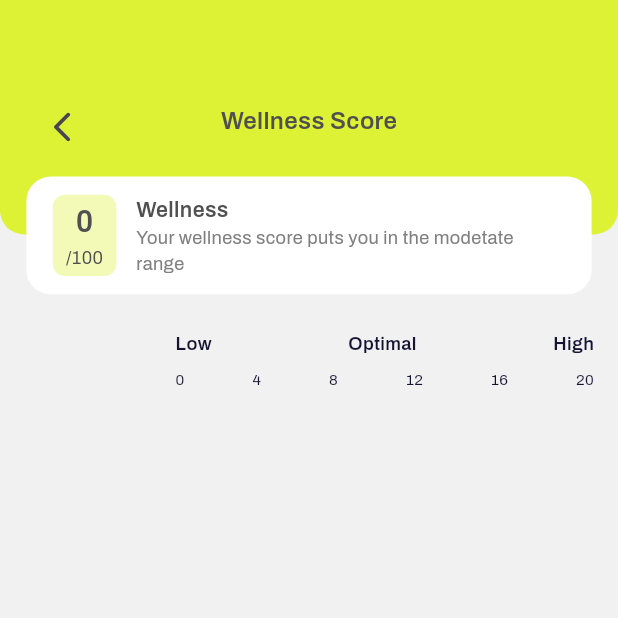
After one commit to Livewell-Indonesia/dev-livewell-app.github.io, a Flutter app: the WellnessScoreScreen screen opened directly, on a phone screen of 412 x 824 dp, the top half of it. The commit adds this screen. Run offline on Flutter 3.47's test engine with Material 3 defaults, Android fonts, the phone set to English and light mode, and no system bars; our stand-ins replace auto_size_text, cached_network_image, camera, carousel_slider, dartz, dio and 33 more; missing offline and left inert: algolia_helper_flutter, appinio_social_share, davinci, flutter_cupertino_date_picker_fork, flutter_health_fit, health and 3 more; accounts and stored records are empty; project files that could hold a hidden picture were left out.

Commit message:
wellness score feature
+ fix multiple request when refresh
! change flow when onresume on dashboard

```diff
--- a/livewell/lib/feature/dashboard/presentation/pages/dashboard_screen.dart
+++ b/livewell/lib/feature/dashboard/presentation/pages/dashboard_screen.dart
@@ -1,10 +1,12 @@
 import 'package:cached_network_image/cached_network_image.dart';
 import 'package:carousel_slider/carousel_slider.dart';
+import 'package:flutter/foundation.dart';
 import 'package:flutter/material.dart';
 import 'package:flutter_screenutil/flutter_screenutil.dart';
 import 'package:flutter_svg/flutter_svg.dart';
 import 'package:get/get.dart';
 import 'package:livewell/core/constant/constant.dart';
+import 'package:livewell/core/log.dart';
 import 'package:livewell/feature/dashboard/presentation/controller/dashboard_controller.dart';
 import 'package:livewell/feature/dashboard/presentation/widget/dashboard_summary_widget.dart';
 import 'package:livewell/feature/diary/presentation/page/user_diary_screen.dart';
@@ -26,7 +28,7 @@ class DashBoardScreen extends StatefulWidget {
   State<DashBoardScreen> createState() => _DashBoardScreenState();
 }
 
-class _DashBoardScreenState extends State<DashBoardScreen> {
+class _DashBoardScreenState extends State<DashBoardScreen> with WidgetsBindingObserver {
   DashboardController controller = Get.put(DashboardController(), permanent: true);
   SleepController sleepController = Get.put(SleepController());
   int current = 0;
@@ -34,7 +36,24 @@ class _DashBoardScreenState extends State<DashBoardScreen> {
   final HomeController homeController = Get.find();
   @override
   void initState() {
+    WidgetsBinding.instance.addObserver(this);
     super.initState();
+  }
+
+  @override
+  void dispose() {
+    WidgetsBinding.instance.removeObserver(this);
+    super.dispose();
+  }
+
+  @override
+  void didChangeAppLifecycleState(final AppLifecycleState state) {
+    if (state == AppLifecycleState.resumed) {
+      // if (kReleaseMode) {
+      //   controller.onRefresh();
+      // }
+      controller.onRefresh();
+    }
   }
 
   @override
@@ -202,78 +221,15 @@ class _DashBoardScreenState extends State<DashBoardScreen> {
                       ),
                     ),
                     16.verticalSpace,
-                    // Container(
-                    //   margin: EdgeInsets.symmetric(horizontal: 16.w),
-                    //   padding: EdgeInsets.symmetric(vertical: 12.h, horizontal: 16.w),
-                    //   decoration: BoxDecoration(
-                    //     color: Colors.white,
-                    //     borderRadius: BorderRadius.circular(16.r),
-                    //   ),
-                    //   child: Row(
-                    //     children: [
-                    //       Container(
-                    //         padding: EdgeInsets.symmetric(horizontal: 8.w, vertical: 4.h),
-                    //         decoration: BoxDecoration(
-                    //           borderRadius: BorderRadius.circular(8.r),
-                    //           color: const Color(0xFFDDF235).withOpacity(0.35),
-                    //         ),
-                    //         child: Column(
-                    //           children: [
-                    //             Text(
-                    //               '100',
-                    //               style: TextStyle(color: const Color(0xFF505050), fontSize: 20.sp, fontWeight: FontWeight.w600),
-                    //             ),
-                    //             Text(
-                    //               '/100',
-                    //               style: TextStyle(color: const Color(0xFF505050), fontSize: 12.sp, fontWeight: FontWeight.w400),
-                    //             ),
-                    //           ],
-                    //         ),
-                    //       ),
-                    //       12.horizontalSpace,
-                    //       Expanded(
-                    //         child: Column(
-                    //           crossAxisAlignment: CrossAxisAlignment.start,
-                    //           children: [
-                    //             Text(
-                    //               'Wellness',
-                    //               style: TextStyle(
-                    //                 color: const Color(0xFF505050),
-                    //                 fontSize: 14.sp,
-                    //                 fontWeight: FontWeight.w600,
-                    //               ),
-                    //             ),
-                    //             Text(
-                    //               'Your wellness score puts you in the modetate range',
-                    //               style: TextStyle(
-                    //                 color: const Color(0xFF808080),
-                    //                 fontSize: 12.sp,
-                    //                 fontWeight: FontWeight.w400,
-                    //               ),
-                    //             ),
-                    //           ],
-                    //         ),
-                    //       ),
-                    //       12.horizontalSpace,
-                    //       Container(
-                    //         padding: EdgeInsets.symmetric(horizontal: 12.w, vertical: 4.h),
-                    //         decoration: BoxDecoration(
-                    //           border: Border.all(color: const Color(0xFF8F01DF)),
-                    //           borderRadius: BorderRadius.circular(16.r),
-                    //         ),
-                    //         child: Text(
-                    //           'See detail',
-                    //           style: TextStyle(
-                    //             color: const Color(0xFF8F01DF),
-                    //             fontSize: 12.sp,
-                    //             fontWeight: FontWeight.w600,
-                    //           ),
-                    //         ),
-                    //       ),
-                    //     ],
-                    //   ),
-                    // ),
-                    //16.verticalSpace,
+                    Obx(() {
+                      return WellnessScoreWidget(
+                        score: controller.wellnessScore.value,
+                        onTap: () {
+                          AppNavigator.push(routeName: AppPages.wellnessScore);
+                        },
+                      );
+                    }),
+                    16.verticalSpace,
                     Obx(() {
                       return Padding(
                         padding: EdgeInsets.symmetric(horizontal: 16.w),
@@ -585,6 +541,98 @@ class _DashBoardScreenState extends State<DashBoardScreen> {
   }
 }
 
+class WellnessScoreWidget extends StatelessWidget {
+  final int score;
+  final VoidCallback? onTap;
+  const WellnessScoreWidget({
+    super.key,
+    required this.score,
+    this.onTap,
+  });
+
+  @override
+  Widget build(BuildContext context) {
+    return Container(
+      margin: EdgeInsets.symmetric(horizontal: 16.w),
+      padding: EdgeInsets.symmetric(vertical: 12.h, horizontal: 16.w),
+      decoration: BoxDecoration(
+        color: Colors.white,
+        borderRadius: BorderRadius.circular(16.r),
+      ),
+      child: Row(
+        children: [
+          Container(
+            padding: EdgeInsets.symmetric(horizontal: 8.w, vertical: 4.h),
+            decoration: BoxDecoration(
+              borderRadius: BorderRadius.circular(8.r),
+              color: const Color(0xFFDDF235).withOpacity(0.35),
+            ),
+            child: Column(
+              children: [
+                Text(
+                  score.toString(),
+                  style: TextStyle(color: const Color(0xFF505050), fontSize: 20.sp, fontWeight: FontWeight.w600),
+                ),
+                Text(
+                  '/100',
+                  style: TextStyle(color: const Color(0xFF505050), fontSize: 12.sp, fontWeight: FontWeight.w400),
+                ),
+              ],
+            ),
+          ),
+          12.horizontalSpace,
+          Expanded(
+            child: Column(
+              crossAxisAlignment: CrossAxisAlignment.start,
+              children: [
+                Text(
+                  'Wellness',
+                  style: TextStyle(
+                    color: const Color(0xFF505050),
+                    fontSize: 14.sp,
+                    fontWeight: FontWeight.w600,
+                  ),
+                ),
+                Text(
+                  'Your wellness score puts you in the modetate range',
+                  style: TextStyle(
+                    color: const Color(0xFF808080),
+                    fontSize: 12.sp,
+                    fontWeight: FontWeight.w400,
+                  ),
+                ),
+              ],
+            ),
+          ),
+          12.horizontalSpace,
+          (onTap == null)
+              ? const SizedBox()
+              : InkWell(
+                  onTap: () {
+                    AppNavigator.push(routeName: AppPages.wellnessScore);
+                  },
+                  child: Container(
+                    padding: EdgeInsets.symmetric(horizontal: 12.w, vertical: 4.h),
+                    decoration: BoxDecoration(
+                      border: Border.all(color: const Color(0xFF8F01DF)),
+                      borderRadius: BorderRadius.circular(16.r),
+                    ),
+                    child: Text(
+                      'See detail',
+                      style: TextStyle(
+                        color: const Color(0xFF8F01DF),
+                        fontSize: 12.sp,
+                        fontWeight: FontWeight.w600,
+                      ),
+                    ),
+                  ),
+                ),
+        ],
+      ),
+    );
+  }
+}
+
 class MyTooltip extends StatelessWidget {
   final Widget child;
   final String message;
--- a/livewell/lib/feature/streak/domain/entity/streak_entity.dart
+++ b/livewell/lib/feature/streak/domain/entity/streak_entity.dart
@@ -21,7 +21,7 @@ class StreakEntity {
     required this.recordAt,
   });
 
-  factory StreakEntity.fromRemote(Datum datum) {
+  factory StreakEntity.fromRemote(WellnessData datum) {
     return StreakEntity(
       hydrationScore: datum.hydrationScore ?? 0,
       sleepScore: datum.sleepScore ?? 0,
--- /dev/null
+++ b/livewell/lib/feature/wellness/presentation/pages/wellness_score_screen.dart
@@ -0,0 +1,252 @@
+import 'package:flutter/material.dart';
+import 'package:flutter/widgets.dart';
+import 'package:flutter_screenutil/flutter_screenutil.dart';
+import 'package:get/get.dart';
+import 'package:livewell/feature/dashboard/presentation/controller/dashboard_controller.dart';
+import 'package:livewell/feature/dashboard/presentation/pages/dashboard_screen.dart';
+import 'package:livewell/feature/streak/data/model/wellness_batch_data_model.dart';
+import 'package:livewell/feature/streak/presentation/widget/streak_item.dart';
+import 'package:livewell/theme/design_system.dart';
+
+class WellnessScoreScreen extends StatefulWidget {
+  const WellnessScoreScreen({super.key});
+
+  @override
+  State<WellnessScoreScreen> createState() => _WellnessScoreScreenState();
+}
+
+class _WellnessScoreScreenState extends State<WellnessScoreScreen> {
+  @override
+  Widget build(BuildContext context) {
+    return Scaffold(
+      backgroundColor: const Color(0xFFF1F1F1),
+      body: Stack(
+        alignment: Alignment.topCenter,
+        children: [
+          Column(
+            children: [
+              Container(
+                padding: EdgeInsets.only(top: 60.h, left: 16.w, right: 16.w),
+                height: 154.h,
+                decoration: const BoxDecoration(
+                  color: Color(0xFFddf235),
+                  borderRadius: BorderRadius.only(
+                    bottomLeft: Radius.circular(16),
+                    bottomRight: Radius.circular(16),
+                  ),
+                ),
+                child: Row(
+                  mainAxisAlignment: MainAxisAlignment.spaceBetween,
+                  crossAxisAlignment: CrossAxisAlignment.start,
+                  children: [
+                    IconButton(
+                        onPressed: () {
+                          Get.back();
+                        },
+                        icon: const Icon(Icons.arrow_back_ios_new_rounded)),
+                    Padding(
+                      padding: const EdgeInsets.only(top: 8.0),
+                      child: Text(
+                        'Wellness Score',
+                        style: TextStyles.navbarTitle(context),
+                      ),
+                    ),
+                    const IconButton(
+                        onPressed: null,
+                        icon: Icon(
+                          Icons.arrow_back_ios_new_rounded,
+                          color: Colors.transparent,
+                        )),
+                  ],
+                ),
+              ),
+              const Spacer(),
+            ],
+          ),
+          RefreshIndicator(
+            onRefresh: () {
+              return Future.value();
+            },
+            child: Padding(
+              padding: EdgeInsets.only(top: 116.h),
+              child: SizedBox(
+                height: 1.sh - 116.h,
+                child: SingleChildScrollView(
+                  physics: const AlwaysScrollableScrollPhysics(),
+                  child: Column(
+                    children: [
+                      WellnessScoreWidget(
+                        score: Get.find<DashboardController>().wellnessScore.value,
+                      ),
+                      24.verticalSpace,
+                      Container(
+                        alignment: Alignment.centerRight,
+                        width: 1.sw,
+                        child: Padding(
+                          padding: const EdgeInsets.symmetric(horizontal: 16),
+                          child: Column(
+                            children: [
+                              Align(
+                                alignment: Alignment.centerRight,
+                                child: SizedBox(
+                                  width: 254.w,
+                                  child: Row(
+                                    children: [
+                                      Text(
+                                        'Low',
+                                        style: TextStyle(color: Theme.of(context).colorScheme.secondaryDarkBlue, fontSize: 12.sp, fontWeight: FontWeight.w600),
+                                      ),
+                                      const Spacer(),
+                                      Text(
+                                        'Optimal',
+                                        style: TextStyle(color: Theme.of(context).colorScheme.secondaryDarkBlue, fontSize: 12.sp, fontWeight: FontWeight.w600),
+                                      ),
+                                      const Spacer(),
+                                      Text(
+                                        'High',
+                                        style: TextStyle(color: Theme.of(context).colorScheme.secondaryDarkBlue, fontSize: 12.sp, fontWeight: FontWeight.w600),
+                                      ),
+                                    ],
+                                  ),
+                                ),
+                              ),
+                              8.verticalSpace,
+                              Align(
+                                alignment: Alignment.centerRight,
+                                child: SizedBox(
+                                  width: 254.w,
+                                  child: Row(
+                                    children: [
+                                      Text(
+                                        '0',
+                                        style: TextStyle(color: Theme.of(context).colorScheme.secondaryDarkBlue, fontSize: 10.sp, fontWeight: FontWeight.w400),
+                                      ),
+                                      const Spacer(),
+                                      Text(
+                                        '4',
+                                        style: TextStyle(color: Theme.of(context).colorScheme.secondaryDarkBlue, fontSize: 10.sp, fontWeight: FontWeight.w400),
+                                      ),
+                                      const Spacer(),
+                                      Text(
+                                        '8',
+                                        style: TextStyle(color: Theme.of(context).colorScheme.secondaryDarkBlue, fontSize: 10.sp, fontWeight: FontWeight.w400),
+                                      ),
+                                      const Spacer(),
+                                      Text(
+                                        '12',
+                                        style: TextStyle(color: Theme.of(context).colorScheme.secondaryDarkBlue, fontSize: 10.sp, fontWeight: FontWeight.w400),
+                                      ),
+                                      const Spacer(),
+                                      Text(
+                                        '16',
+                                        style: TextStyle(color: Theme.of(context).colorScheme.secondaryDarkBlue, fontSize: 10.sp, fontWeight: FontWeight.w400),
+                                      ),
+                                      const Spacer(),
+                                      Text(
+                                        '20',
+                                        style: TextStyle(color: Theme.of(context).colorScheme.secondaryDarkBlue, fontSize: 10.sp, fontWeight: FontWeight.w400),
+                                      ),
+                                    ],
+                                  ),
+                                ),
+                              ),
+                              18.verticalSpace,
+                              ListView.separated(
+                                  shrinkWrap: true,
+                                  physics: const NeverScrollableScrollPhysics(),
+                                  padding: EdgeInsets.zero,
+                                  itemBuilder: (context, index) {
+                                    if (Get.find<DashboardController>().wellnessData.value == null) {
+                                      return const SizedBox();
+                                    } else {
+                                      return Row(
+                                        children: [
+                                          Container(
+                                            alignment: Alignment.centerLeft,
+                                            width: 80.w,
+                                            child: Text(
+                                              StreakItemType.values[index].wellnessTitle,
+                                              style: TextStyle(color: Theme.of(context).colorScheme.secondaryDarkBlue, fontSize: 12.sp, fontWeight: FontWeight.w600),
+                                            ),
+                                          ),
+                                          8.horizontalSpace,
+                                          Obx(() {
+                                            return Container(
+                                              decoration: BoxDecoration(
+                                                borderRadius: const BorderRadius.all(Radius.circular(6)),
+                                                color: calculateColor(getValueByType(Get.find<DashboardController>().wellnessData.value!, StreakItemType.values[index])),
+                                              ),
+                                              width: calculateWidth(getValueByType(Get.find<DashboardController>().wellnessData.value!, StreakItemType.values[index])).w,
+                                              height: 12.h,
+                                            );
+                                          })
+                                        ],
+                                      );
+                                    }
+                                  },
+                                  separatorBuilder: (context, index) {
+                                    return 28.verticalSpace;
+                                  },
+                                  itemCount: StreakItemType.values.reversed.length),
+                            ],
+                          ),
+                        ),
+                      ),
+                      24.verticalSpace,
+                    ],
+                  ),
+                ),
+              ),
+            ),
+          ),
+        ],
+      ),
+    );
+  }
+
+  double calculateWidth(int score) {
+    // Assuming the maximum score is 20
+    const int maxScore = 20;
+    const double maxWidth = 254.0;
+
+    // Calculate the width based on the score
+    double width = (score / maxScore) * maxWidth;
+
+    // Ensure the width is at least 0 and at most maxWidth
+    width = width.clamp(0, maxWidth);
+
+    return width;
+  }
+
+  int getValueByType(WellnessData model, StreakItemType type) {
+    switch (type) {
+      case StreakItemType.hydration:
+        return model.hydrationScore ?? 0;
+      case StreakItemType.sleep:
+        return model.sleepScore ?? 0;
+      case StreakItemType.mood:
+        return model.moodScore ?? 0;
+      case StreakItemType.nutrition:
+        return model.nutritionScore ?? 0;
+      case StreakItemType.activity:
+        return model.activityScore ?? 0;
+    }
+  }
+
+  Color calculateColor(int score) {
+    // if score is less than 4, return 808080
+    if (score <= 4) {
+      return const Color(0xFF808080);
+    }
+    // if score is less than 16 return 80A4A9
+    if (score <= 16) {
+      return const Color(0xFF80A4A9);
+    }
+
+    // if score is less than 20 return 80A4A9
+    if (score <= 20) {
+      return const Color(0xFFFA6F6F);
+    }
+    return const Color(0xFF808080);
+  }
+}
--- a/livewell/lib/routes/app_navigator.dart
+++ b/livewell/lib/routes/app_navigator.dart
@@ -35,6 +35,7 @@ import 'package:livewell/feature/update_weight/presentation/page/update_weight_s
 import 'package:livewell/feature/water/presentation/pages/water_consumed_page.dart';
 import 'package:livewell/feature/water/presentation/pages/water_custom_input_page.dart';
 import 'package:livewell/feature/water/presentation/pages/water_screen.dart';
+import 'package:livewell/feature/wellness/presentation/pages/wellness_score_screen.dart';
 
 import '../feature/exercise/presentation/pages/exercise_screen.dart';
 
@@ -92,6 +93,7 @@ class AppNavigator {
     GetPage(name: AppPages.loadingNutricoPlus, page: () => const NutricoPlusLoadingScreen(), transition: Transition.cupertino),
     GetPage(name: AppPages.streakPage, page: () => const StreakScreen(), transition: Transition.cupertino),
     GetPage(name: AppPages.updatePassword, page: () => const UpdatePasswordScreen(), transition: Transition.cupertino),
+    GetPage(name: AppPages.wellnessScore, page: () => const WellnessScoreScreen(), transition: Transition.cupertino),
   ];
 
   static void push({required String routeName, dynamic arguments}) {
@@ -177,4 +179,5 @@ class AppPages {
   static String loadingNutricoPlus = '/loading-nutrico-plus';
   static String streakPage = '/streak';
   static String updatePassword = '/update-password';
+  static String wellnessScore = '/wellness-score';
 }
--- a/livewell/pubspec.yaml
+++ b/livewell/pubspec.yaml
@@ -15,7 +15,7 @@ publish_to: 'none' # Remove this line if you wish to publish to pub.dev
 # In iOS, build-name is used as CFBundleShortVersionString while build-number used as CFBundleVersion.
 # Read more about iOS versioning at
 # https://developer.apple.com/library/archive/documentation/General/Reference/InfoPlistKeyReference/Articles/CoreFoundationKeys.html
-version: 1.4.0+93
+version: 1.5.0+94
 
 environment:
   sdk: ">=3.0.0 <4.0.0"
```
Also changed, not shown: livewell/lib/feature/dashboard/presentation/controller/dashboard_controller.dart (+12 -19 lines), livewell/lib/feature/streak/data/model/wellness_batch_data_model.dart (+12 -12 lines), livewell/lib/feature/streak/presentation/widget/streak_item.dart (+15 -0 lines).
